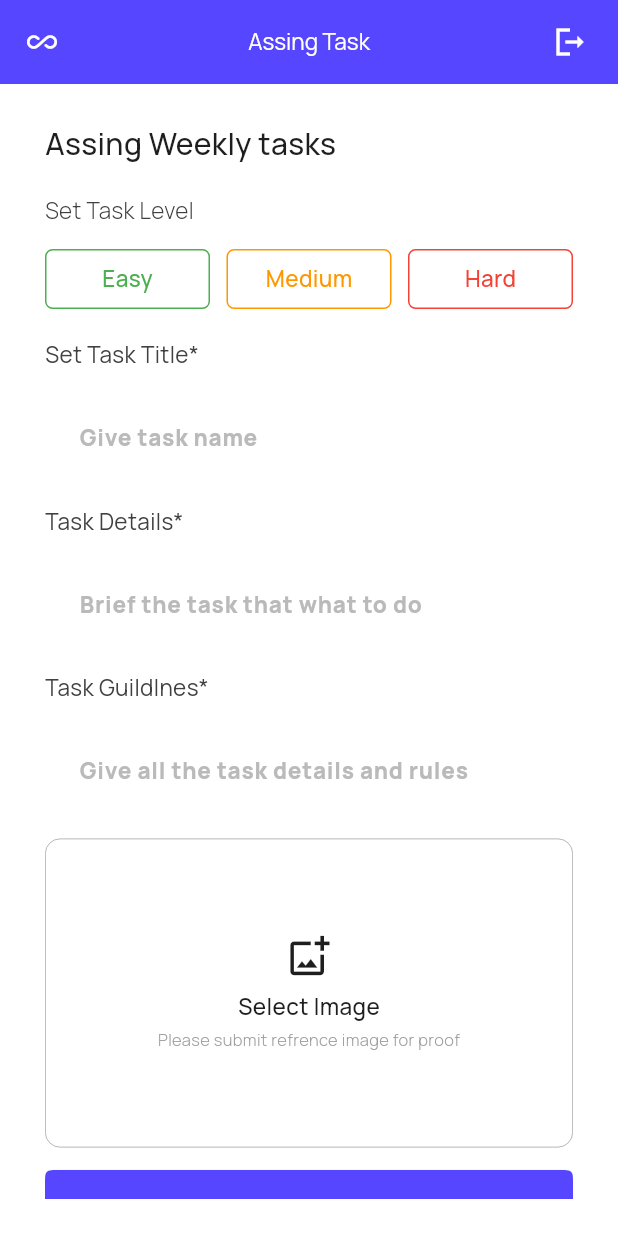
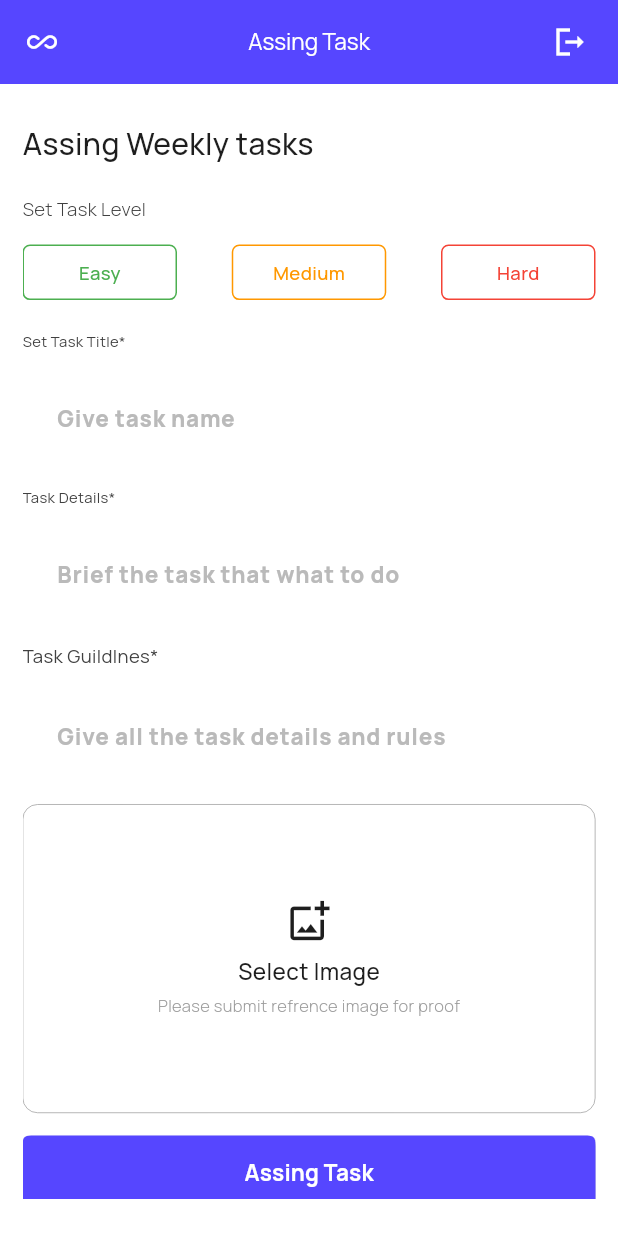
Before and after one commit to voiiddxx/Planet-Pulse-Flutter, a Flutter app: the AssingTask screen opened directly, on a phone screen of 412 x 824 dp. Run offline on Flutter 3.47's test engine with Material 3 defaults, Android fonts, the light colour scheme and no system bars; our stand-ins replace google_fonts, google_nav_bar, image_picker, shared_preferences, shimmer; missing offline and left inert: cloudinary_public; accounts and stored records are empty; network calls fail.

Commit message:
Implemented respomsiveness

```diff
--- a/lib/View/Screens/Admin/adminhome/adminhome.dart
+++ b/lib/View/Screens/Admin/adminhome/adminhome.dart
@@ -23,7 +23,6 @@ class _AdminHomeScreenState extends State<AdminHomeScreen> {
           child: Column(
             children: [
               Container(
-                height: MediaQuery.of(context).size.height * 0.3,
                 width: double.infinity,
                 decoration: const BoxDecoration(
                   image: DecorationImage(
@@ -75,6 +74,7 @@ class _AdminHomeScreenState extends State<AdminHomeScreen> {
                         width: 150,
                         child: ElevatedButton(
                             style: ElevatedButton.styleFrom(
+                                elevation: 0,
                                 backgroundColor: Colors.blue[50],
                                 shape: ContinuousRectangleBorder(
                                     borderRadius: BorderRadius.circular(20))),
--- a/lib/View/Screens/Admin/tasks/assingtask.dart
+++ b/lib/View/Screens/Admin/tasks/assingtask.dart
@@ -1,4 +1,4 @@
-// ignore_for_file: avoid_print
+// ignore_for_file: avoid_print, use_build_context_synchronously
 
 import 'dart:io';
 
@@ -68,7 +68,6 @@ class _AssingTaskState extends State<AssingTask> {
         showSnackBar(context, "Task Assigned", Colors.red);
         Navigator.pushNamed(context, RoutesNames.adminbottombar);
       }
-      // ignore: use_build_context_synchronously
     } catch (e) {
       if (context.mounted) {
         print(e.toString());
@@ -86,6 +85,8 @@ class _AssingTaskState extends State<AssingTask> {
   Color hardtextxolor = Colors.red;
   @override
   Widget build(BuildContext context) {
+    final h = MediaQuery.of(context).size.height;
+    final w = MediaQuery.of(context).size.width;
     return Scaffold(
         backgroundColor: const Color.fromARGB(255, 255, 255, 255),
         appBar: AppBar(
@@ -116,7 +117,7 @@ class _AssingTaskState extends State<AssingTask> {
           ],
         ),
         body: Padding(
-          padding: const EdgeInsets.symmetric(vertical: 25, horizontal: 30),
+          padding: const EdgeInsets.symmetric(vertical: 25, horizontal: 15),
           child: SingleChildScrollView(
             scrollDirection: Axis.vertical,
             child: Column(
@@ -130,11 +131,11 @@ class _AssingTaskState extends State<AssingTask> {
                 const SizedBox(
                   height: 20,
                 ),
-                const CustomFont(
+                CustomFont(
                     color: Color.fromARGB(255, 64, 64, 64),
                     text: "Set Task Level",
                     weight: FontWeight.w300,
-                    size: 15),
+                    size: h * 0.015),
                 const SizedBox(
                   height: 15,
                 ),
@@ -154,8 +155,8 @@ class _AssingTaskState extends State<AssingTask> {
                         });
                       },
                       child: Container(
-                        height: 40,
-                        width: 110,
+                        height: h * 0.045,
+                        width: w * 0.25,
                         decoration: BoxDecoration(
                           color: easycolor,
                           borderRadius: BorderRadius.circular(5),
@@ -166,7 +167,7 @@ class _AssingTaskState extends State<AssingTask> {
                               color: easytextcolor,
                               text: "Easy",
                               weight: FontWeight.w500,
-                              size: 15),
+                              size: h * 0.015),
                         ),
                       ),
                     ),
@@ -183,8 +184,8 @@ class _AssingTaskState extends State<AssingTask> {
                         });
                       },
                       child: Container(
-                        height: 40,
-                        width: 110,
+                        height: h * 0.045,
+                        width: w * 0.25,
                         decoration: BoxDecoration(
                           color: mediumcolor,
                           borderRadius: BorderRadius.circular(5),
@@ -195,7 +196,7 @@ class _AssingTaskState extends State<AssingTask> {
                               color: mediumtextcolor,
                               text: "Medium",
                               weight: FontWeight.w500,
-                              size: 15),
+                              size: h * 0.015),
                         ),
                       ),
                     ),
@@ -212,8 +213,8 @@ class _AssingTaskState extends State<AssingTask> {
                         });
                       },
                       child: Container(
-                        height: 40,
-                        width: 110,
+                        height: h * 0.045,
+                        width: w * 0.25,
                         decoration: BoxDecoration(
                           color: hardcolor,
                           borderRadius: BorderRadius.circular(5),
@@ -224,7 +225,7 @@ class _AssingTaskState extends State<AssingTask> {
                               color: hardtextxolor,
                               text: "Hard",
                               weight: FontWeight.w500,
-                              size: 15),
+                              size: h * 0.015),
                         ),
                       ),
                     ),
@@ -233,11 +234,11 @@ class _AssingTaskState extends State<AssingTask> {
                 const SizedBox(
                   height: 20,
                 ),
-                const CustomFont(
+                CustomFont(
                     color: Color.fromARGB(255, 64, 64, 64),
                     text: "Set Task Title*",
                     weight: FontWeight.w400,
-                    size: 15),
+                    size: h * 0.012),
                 const SizedBox(
                   height: 20,
                 ),
@@ -264,11 +265,11 @@ class _AssingTaskState extends State<AssingTask> {
                 const SizedBox(
                   height: 20,
                 ),
-                const CustomFont(
-                    color: Color.fromARGB(255, 64, 64, 64),
+                CustomFont(
+                    color: const Color.fromARGB(255, 64, 64, 64),
                     text: "Task Details*",
                     weight: FontWeight.w400,
-                    size: 15),
+                    size: h * 0.012),
                 const SizedBox(
                   height: 20,
                 ),
@@ -296,11 +297,11 @@ class _AssingTaskState extends State<AssingTask> {
                 const SizedBox(
                   height: 20,
                 ),
-                const CustomFont(
+                CustomFont(
                     color: Color.fromARGB(255, 64, 64, 64),
                     text: "Task Guildlnes*",
                     weight: FontWeight.w400,
-                    size: 15),
+                    size: h * 0.015),
                 const SizedBox(
                   height: 20,
                 ),
--- a/lib/View/Screens/comments/commentscreen.dart
+++ b/lib/View/Screens/comments/commentscreen.dart
@@ -208,7 +208,7 @@ class _CommentScreenState extends State<CommentScreen> {
                                         color: Colors.white),
                                   ))
                               : SizedBox(
-                                  width: w * 0.2,
+                                  width: w * 0.7,
                                   child: CustomFont(
                                       color: GlobalColor.headingcolor,
                                       text: allcomments[index]['commentdetail'],
--- a/lib/View/Screens/start/splash.dart
+++ b/lib/View/Screens/start/splash.dart
@@ -33,7 +33,7 @@ class SplashScreenState extends State<SplashScreen> {
                   Text(
                     "Let's Contribute To Planet By",
                     style: GoogleFonts.leagueGothic(
-                        fontSize: h * 0.05, color: GlobalColor.headingcolor),
+                        fontSize: h * 0.04, color: GlobalColor.headingcolor),
                   ),
                   Text(
                     "Pro Planet Person ",
@@ -58,8 +58,8 @@ class SplashScreenState extends State<SplashScreen> {
                           onTap: () => {provider.getCurrUser(context)},
                           child: Center(
                             child: Container(
-                              height: h * 0.1,
-                              width: w * 0.2,
+                              height: h * 0.08,
+                              width: w * 0.18,
                               decoration: BoxDecoration(
                                   color: const Color.fromRGBO(51, 51, 51, 1),
                                   borderRadius: BorderRadius.circular(100)),
--- a/lib/View/components/post/postcard.dart
+++ b/lib/View/components/post/postcard.dart
@@ -91,21 +91,21 @@ class _PostCardState extends State<PostCard> {
                             height: h * 0.045,
                             width: w * 0.08,
                             decoration: BoxDecoration(
-                              borderRadius: BorderRadius.circular(50),
+                              borderRadius: BorderRadius.circular(100),
                               color: Colors.white,
                             ),
                           ),
                         )
                       : Container(
                           height: h * 0.045,
-                          width: w * 0.08,
+                          width: w * 0.10,
                           decoration: BoxDecoration(
                             image: DecorationImage(
                                 image: NetworkImage(widget.userimage),
                                 fit: BoxFit.cover),
                             color: Colors.red,
                             borderRadius: const BorderRadius.all(
-                              Radius.circular(50),
+                              Radius.circular(150),
                             ),
                           ),
                         ),
```
Also changed, not shown: lib/View/Screens/rankings/ranking.dart (+39 -54 lines), lib/View/Screens/userhome/userhome.dart (+11 -11 lines), lib/View/Screens/verify/approvemain.dart (+7 -5 lines), lib/View/Screens/verify/approveverify.dart (+18 -18 lines), lib/View/Screens/weekly/weeklyscreen.dart (+14 -16 lines).
